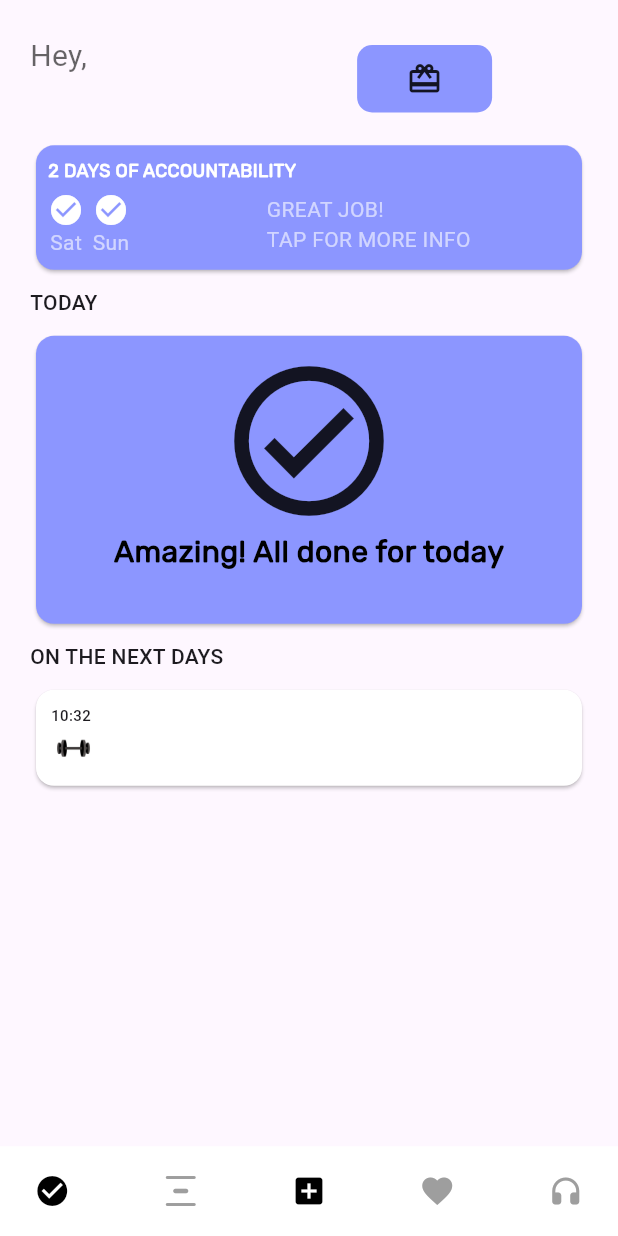
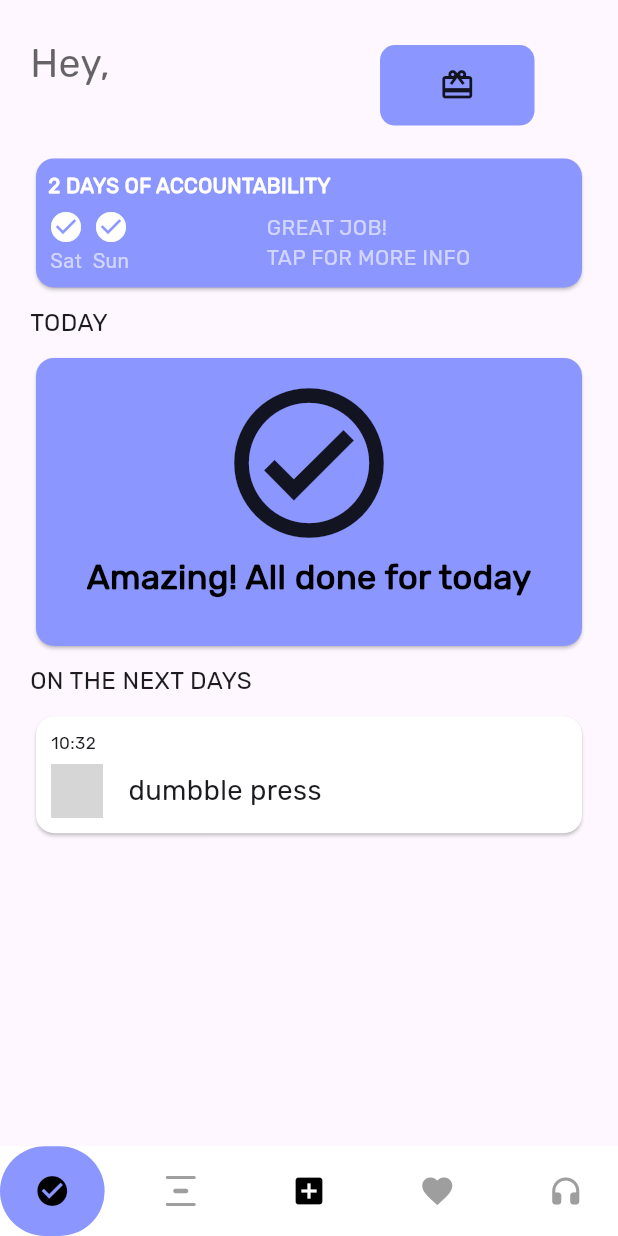
Before and after one commit to SHARJEELAKRAM110/habittrackerapp, a Flutter app: the screen it shows after launch, after a tap on "LOG IN", on a phone screen of 412 x 824 dp. Run offline on Flutter 3.47's test engine with Material 2 defaults, Android fonts, the light colour scheme and no system bars; drawn by our look-alikes of google_nav_bar; our stand-ins replace flutter_screenutil, get; missing offline and left inert: country_list_pick, dart:ffi; grey boxes are pictures that could not be loaded.

Commit message:
Sharjeel Akram

```diff
--- a/lib/Screens/Home_Screen/HomeScreen.dart
+++ b/lib/Screens/Home_Screen/HomeScreen.dart
@@ -6,8 +6,8 @@ import 'package:google_nav_bar/google_nav_bar.dart';
 import 'package:habit_tracker/Screens/Home_Screen/HomeScreenFive.dart';
 import 'package:habit_tracker/Screens/Home_Screen/HomeScreenFour.dart';
 import 'package:habit_tracker/Screens/Home_Screen/HomeScreenOne.dart';
-import 'package:habit_tracker/Screens/Home_Screen/HomeScreenThree.dart';
-import 'package:habit_tracker/Screens/Home_Screen/HomeScreenTwo.dart';
+import 'package:habit_tracker/Screens/Home_Screen/HomeScreenThree/HomeScreenThree.dart';
+import 'package:habit_tracker/Screens/HomeScreenTwo/HomeScreenTwo.dart';
 
 class HomeScreen extends StatefulWidget {
   const HomeScreen({super.key});
@@ -22,7 +22,6 @@ class _HomeScreenState extends State<HomeScreen> {
   List<Widget> bottomScreens = [
     HomeScreenOne(),
     HomeScreenTwwo(),
-    HomeScreenThree(),
     HomeScreenFour(),
     HomeScreenFive(),
   ];
@@ -40,35 +39,32 @@ class _HomeScreenState extends State<HomeScreen> {
         activeColor: Colors.black,
         backgroundColor: Colors.white,
         tabs: [
-          GButton(icon: Icons.check_circle,iconColor: Colors.grey,onPressed: (){
+          GButton(backgroundColor:Color(0xff8C96FF),icon: Icons.check_circle,iconColor: Colors.grey,onPressed: (){
             index=0;
           },),
-          GButton(icon: Icons.vertical_distribute_rounded,iconColor: Colors.grey,onPressed: (){
+          GButton(backgroundColor:Color(0xff8C96FF),icon: Icons.vertical_distribute_rounded,iconColor: Colors.grey,onPressed: (){
             setState(() {
               index=1;
             });
           }),
-          GButton(icon: Icons.add_box,iconColor: Colors.black,
+          GButton(backgroundColor:Color(0xff8C96FF),
+              icon: Icons.add_box,iconColor: Colors.black,
 
               onPressed: (){
-                setState(() {
-                  index=2;
-
-                });
-
-
-              }),
-          GButton(icon: Icons.favorite,iconColor: Colors.grey,onPressed: (){
+            showModalBottomSheet(context: context, builder: (context)=>HomeScreenThree());
+              }
+          ),
+          GButton(backgroundColor:Color(0xff8C96FF),icon: Icons.favorite,iconColor: Colors.grey,onPressed: (){
             setState(() {
-              index=3;
+              index=2;
 
             });
 
 
           }),
-          GButton(icon: Icons.headphones_rounded,iconColor: Colors.grey,onPressed: (){
+          GButton(backgroundColor:Color(0xff8C96FF),icon: Icons.headphones_rounded,iconColor: Colors.grey,onPressed: (){
             setState(() {
-              index=4;
+              index=3;
 
             });
 
--- a/lib/Screens/Home_Screen/HomeScreenOne.dart
+++ b/lib/Screens/Home_Screen/HomeScreenOne.dart
@@ -21,12 +21,16 @@ class _HomeScreenOneState extends State<HomeScreenOne> {
           children: [
             Row(
               children: [
-                Text("Hey,",style: TextStyle(fontSize: 20,color: Colors.black.withOpacity(0.6),),),
+                CustomText(
+                  text: "Hey,",
+                  fontSize: 20.sp,
+                  color: Colors.black.withOpacity(0.6),
+                ),
                 Padding(
-                  padding: const EdgeInsets.only(top: 30.0,left: 180),
+                  padding: const EdgeInsets.only(top: 30, left: 180),
                   child: Container(
-                    height: 45,
-                    width: 90,
+                    height: 45.h,
+                    width: 90.w,
                     decoration: BoxDecoration(
                       borderRadius: BorderRadius.circular(10),
                       color: Color(0xff8C96FF),
@@ -38,7 +42,9 @@ class _HomeScreenOneState extends State<HomeScreenOne> {
                 ),
               ],
             ),
-            SizedBox(height: 15.h,),
+            SizedBox(
+              height: 15.h,
+            ),
             SizedBox(
               width: MediaQuery.of(context).size.width,
               child: Card(
@@ -48,51 +54,73 @@ class _HomeScreenOneState extends State<HomeScreenOne> {
                   child: Column(
                     crossAxisAlignment: CrossAxisAlignment.start,
                     children: [
-                      Text("2 DAYS OF ACCOUNTABILITY",style: TextStyle(
+                      CustomText(
+                        text: "2 DAYS OF ACCOUNTABILITY",
                         fontSize: 12,
-                        fontFamily: "Rubik",fontWeight: FontWeight.w600,
-                        color: Colors.white
+                        fontFamily: "Rubik",
+                        fontWeight: FontWeight.w600,
+                        color: Colors.white,
+                        textAlign: TextAlign.start,
                       ),
-                      textAlign: TextAlign.start,),
-                      SizedBox(height: 5.h,),
+                      SizedBox(
+                        height: 5.h,
+                      ),
                       Row(
                         children: [
                           Column(
                             children: [
-                              Icon(Icons.check_circle,color: Colors.white,),
-                              Text("Sat",style: TextStyle(color: Colors.white.withOpacity(0.6)),),
-
+                              Icon(
+                                Icons.check_circle,
+                                color: Colors.white,
+                              ),
+                              Text(
+                                "Sat",
+                                style: TextStyle(
+                                    color: Colors.white.withOpacity(0.6)),
+                              ),
                             ],
                           ),
-                          SizedBox(width: 5.w,),
+                          SizedBox(
+                            width: 5.w,
+                          ),
                           Column(
                             children: [
-                              Icon(Icons.check_circle,color: Colors.white,),
-                              Text("Sun",style: TextStyle(color: Colors.white.withOpacity(0.6)),),
+                              Icon(
+                                Icons.check_circle,
+                                color: Colors.white,
+                              ),
+                              Text(
+                                "Sun",
+                                style: TextStyle(
+                                    color: Colors.white.withOpacity(0.6)),
+                              ),
                             ],
                           ),
-                          SizedBox(width: 80.w,),
+                          SizedBox(
+                            width: 80.w,
+                          ),
                           Column(
                             crossAxisAlignment: CrossAxisAlignment.start,
                             children: [
-                              Text("GREAT JOB!",style: TextStyle(color: Colors.white.withOpacity(0.6)),),
-                              Text("TAP FOR MORE INFO",style: TextStyle(color: Colors.white.withOpacity(0.6)),),
-
-
+                              CustomText(
+                                  text: "GREAT JOB!",
+                                  color: Color(0xffFFFFFF).withOpacity(0.6)),
+                              CustomText(
+                                  text: "TAP FOR MORE INFO",
+                                  color: Colors.white.withOpacity(0.6)),
                             ],
                           ),
-
                         ],
                       )
                     ],
                   ),
                 ),
-
               ),
             ),
             Padding(
               padding: const EdgeInsets.symmetric(vertical: 8.0),
-              child: Text("TODAY",style: TextStyle(fontSize: 14,fontWeight: FontWeight.w500),),
+              child: CustomText(
+                  text: "TODAY", fontSize: 14, fontWeight: FontWeight.w500),
             ),
             SizedBox(
               height: 200,
@@ -103,52 +131,62 @@ class _HomeScreenOneState extends State<HomeScreenOne> {
                   children: [
                     Padding(
                       padding: const EdgeInsets.only(top: 10.0),
-                      child: Center(child: Icon(Icons.check_circle_outlined,size: 120,)),
+                      child: Center(
+                          child: Icon(
+                        Icons.check_circle_outlined,
+                        size: 120,
+                      )),
                     ),
-              Text("Amazing! All done for today",style: TextStyle(
+                    CustomText(
+                        text: "Amazing! All done for today",
                         fontSize: 20,
-                  fontFamily: "Rubik",fontWeight: FontWeight.w600,
-                  color: Colors.black
+                        fontFamily: "Rubik",
+                        fontWeight: FontWeight.w600,
+                        color: Colors.black),
+                  ],
                 ),
-
-
-              )],
-                ),
-
-
               ),
             ),
             Padding(
               padding: const EdgeInsets.symmetric(vertical: 8.0),
-              child: Text("ON THE NEXT DAYS",style: TextStyle(fontSize: 14,fontWeight: FontWeight.w500),),
+              child: CustomText(
+                  text: "ON THE NEXT DAYS",
+                  fontSize: 14,
+                  fontWeight: FontWeight.w500),
             ),
             SizedBox(
               width: MediaQuery.of(context).size.width,
-
-  child:   Card(
+              child: Card(
                 color: Colors.white,
                 child: Padding(
                   padding: const EdgeInsets.all(10.0),
                   child: Column(
                     crossAxisAlignment: CrossAxisAlignment.start,
                     mainAxisAlignment: MainAxisAlignment.start,
-
                     children: [
-
-          Text("10:32",style: TextStyle(fontSize: 10,fontWeight: FontWeight.w500),),
+                      CustomText(
+                          text: "10:32",
+                          fontSize: 10,
+                          fontWeight: FontWeight.w500),
+                      SizedBox(
+                        height: 5.h,
+                      ),
                       Row(
                         children: [
-              Image.asset("assets/images/dumble.jpg",height: 30,width: 30,)
+                          Image.asset(
+                            "assets/images/dumblee.jpg",
+                            height: 30.h,
+                            width: 30.w,
+                          ),
+                          SizedBox(width: 15.w,),
+                          CustomText(text: "dumbble press" ,fontSize: 16,)
                         ],
                       )
                     ],
-
                   ),
                 ),
-
               ),
             )
-
           ],
         ),
       ),
--- a/lib/Screens/LoginScreen.dart
+++ b/lib/Screens/LoginScreen.dart
@@ -135,7 +135,7 @@ class _LoginScreenState extends State<LoginScreen> {
                     Center(
                       child: CustomText(
                         text:"OR LOG IN WITH EMAIL",
-                      color: 0xffA1A4B2,
+                      color: Color(0xffA1A4B2),
                     )),
                     SizedBox(height: 30.h,),
                     SizedBox(
--- a/lib/Widgets/CustomWidgets/CustomText.dart
+++ b/lib/Widgets/CustomWidgets/CustomText.dart
@@ -7,7 +7,7 @@ class CustomText extends StatelessWidget {
   String? fontFamily = "Rubik";
   FontWeight? fontWeight = FontWeight.w400;
   TextAlign? textAlign = TextAlign.start;
-  int? color = 0xff000000;
+  Color? color=Colors.black;
   double? fontSize = 18;
 
   CustomText(
@@ -24,7 +24,7 @@ class CustomText extends StatelessWidget {
       text,
       textAlign: textAlign,
       style: TextStyle(
-        color: Color(color??0xff000000),
+        color: color,
         fontSize: fontSize?.sp,
         fontWeight: fontWeight,
         fontFamily: "Rubik",
```
Also changed, not shown: lib/Screens/HomeScreenTwo/HomeScreenTwo.dart (added, +84 -0 lines), lib/Screens/Home_Screen/HomeScreenThree.dart (deleted, +0 -15 lines), lib/Screens/Home_Screen/HomeScreenThree/HomeScreenThree.dart (added, +66 -0 lines), lib/Screens/Home_Screen/HomeScreenTwo.dart (deleted, +0 -18 lines), assets/images/dumble.jpg (deleted). Lines whose indentation alone changed are shown as unchanged.
